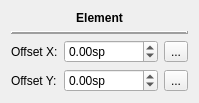
musescore/musescore-old, file mscore/mscore/inspector_element.ui: the form before one commit.
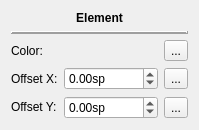
The form after the commit. Icons and pictures are not drawn. Custom widgets are drawn as their Qt base class.

Patch:
```diff
--- a/mscore/mscore/inspector_element.ui
+++ b/mscore/mscore/inspector_element.ui
@@ -6,8 +6,8 @@
    <rect>
     <x>0</x>
     <y>0</y>
-    <width>191</width>
-    <height>96</height>
+    <width>197</width>
+    <height>114</height>
    </rect>
   </property>
   <property name="windowTitle">
@@ -45,7 +45,45 @@
    </item>
    <item>
     <layout class="QGridLayout" name="gridLayout">
-     <item row="0" column="1">
+     <item row="2" column="1">
+      <widget class="QDoubleSpinBox" name="offsetY">
+       <property name="suffix">
+        <string extracomment="spatium unit">sp</string>
+       </property>
+       <property name="minimum">
+        <double>-10000.000000000000000</double>
+       </property>
+       <property name="maximum">
+        <double>10000.000000000000000</double>
+       </property>
+       <property name="singleStep">
+        <double>0.500000000000000</double>
+       </property>
+      </widget>
+     </item>
+     <item row="1" column="2">
+      <widget class="QToolButton" name="resetX">
+       <property name="text">
+        <string>...</string>
+       </property>
+       <property name="icon">
+        <iconset resource="musescore.qrc">
+         <normaloff>:/data/icons-dark/resetproperty.png</normaloff>:/data/icons-dark/resetproperty.png</iconset>
+       </property>
+      </widget>
+     </item>
+     <item row="2" column="2">
+      <widget class="QToolButton" name="resetY">
+       <property name="text">
+        <string>...</string>
+       </property>
+       <property name="icon">
+        <iconset resource="musescore.qrc">
+         <normaloff>:/data/icons-dark/resetproperty.png</normaloff>:/data/icons-dark/resetproperty.png</iconset>
+       </property>
+      </widget>
+     </item>
+     <item row="1" column="1">
       <widget class="QDoubleSpinBox" name="offsetX">
        <property name="suffix">
         <string extracomment="spatium unit">sp</string>
@@ -61,38 +99,35 @@
        </property>
       </widget>
      </item>
-     <item row="1" column="0">
+     <item row="2" column="0">
       <widget class="QLabel" name="label_3">
+       <property name="sizePolicy">
+        <sizepolicy hsizetype="Preferred" vsizetype="Fixed">
+         <horstretch>0</horstretch>
+         <verstretch>0</verstretch>
+        </sizepolicy>
+       </property>
        <property name="text">
         <string>Offset Y:</string>
        </property>
       </widget>
      </item>
-     <item row="0" column="0">
+     <item row="1" column="0">
       <widget class="QLabel" name="label_2">
        <property name="text">
         <string>Offset X:</string>
        </property>
       </widget>
      </item>
-     <item row="1" column="1">
-      <widget class="QDoubleSpinBox" name="offsetY">
-       <property name="suffix">
-        <string extracomment="spatium unit">sp</string>
-       </property>
-       <property name="minimum">
-        <double>-10000.000000000000000</double>
-       </property>
-       <property name="maximum">
-        <double>10000.000000000000000</double>
-       </property>
-       <property name="singleStep">
-        <double>0.500000000000000</double>
+     <item row="0" column="0">
+      <widget class="QLabel" name="label">
+       <property name="text">
+        <string>Color:</string>
        </property>
       </widget>
      </item>
      <item row="0" column="2">
-      <widget class="QToolButton" name="resetX">
+      <widget class="QToolButton" name="resetColor">
        <property name="text">
         <string>...</string>
        </property>
@@ -102,21 +137,20 @@
        </property>
       </widget>
      </item>
-     <item row="1" column="2">
-      <widget class="QToolButton" name="resetY">
-       <property name="text">
-        <string>...</string>
-       </property>
-       <property name="icon">
-        <iconset resource="musescore.qrc">
-         <normaloff>:/data/icons-dark/resetproperty.png</normaloff>:/data/icons-dark/resetproperty.png</iconset>
-       </property>
-      </widget>
+     <item row="0" column="1">
+      <widget class="Awl::ColorLabel" name="color"/>
      </item>
     </layout>
    </item>
   </layout>
  </widget>
+ <customwidgets>
+  <customwidget>
+   <class>Awl::ColorLabel</class>
+   <extends>QFrame</extends>
+   <header>awl/colorlabel.h</header>
+  </customwidget>
+ </customwidgets>
  <resources>
   <include location="musescore.qrc"/>
  </resources>
```
